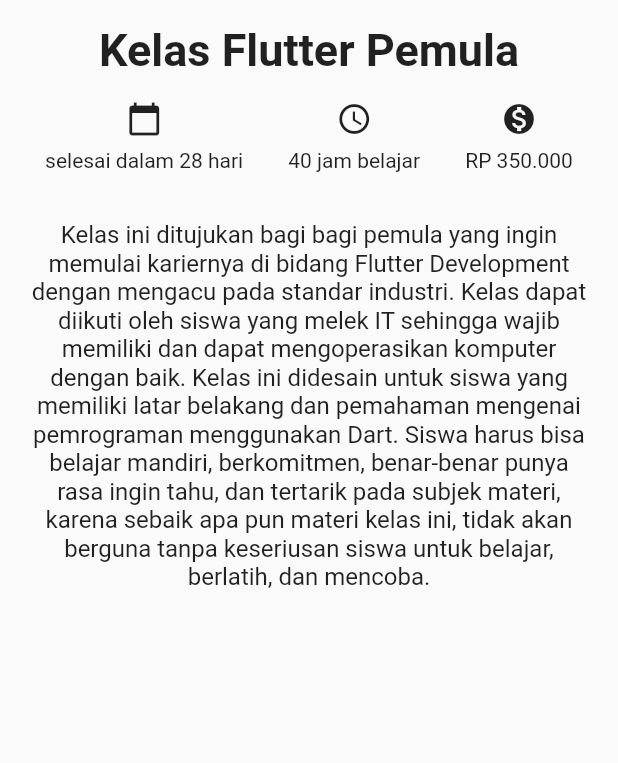
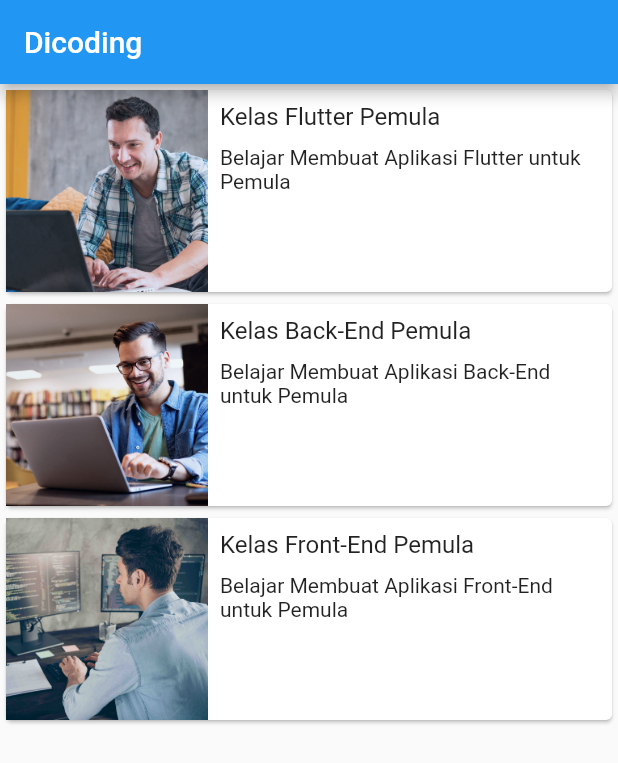
Before and after one commit to titikkoma88/submission_flutter, a Flutter app: the screen it shows after launch, on a phone screen of 412 x 824 dp. Shown: the top 763 px of the screen. Run offline on Flutter 3.47's test engine with Material 2 defaults, Android fonts, the phone set to English and light mode, and no system bars.

Commit message:
List and Detail Mobile Page

```diff
--- a/lib/main.dart
+++ b/lib/main.dart
@@ -1,4 +1,6 @@
 import 'package:flutter/material.dart';
+import 'package:submission_flutter/detail_screen.dart';
+import 'package:submission_flutter/main_screen.dart';
 
 void main() => runApp(MyApp());
 
@@ -6,72 +8,9 @@ class MyApp extends StatelessWidget {
   @override
   Widget build(BuildContext context) {
     return MaterialApp(
-      title: 'Wisata Bandung',
+      title: 'Dicoding',
       theme: ThemeData(),
-      home: DetailScreen(),
+      home: MainScreen(),
     );
   }
 }
-
-class DetailScreen extends StatelessWidget {
-  @override
-  Widget build(BuildContext context) {
-    return Scaffold(
-      body: SafeArea(
-        child: Column(
-          crossAxisAlignment: CrossAxisAlignment.stretch,
-          children: <Widget>[
-            Container(
-              margin: EdgeInsets.only(top: 16.0),
-              child: Text(
-                'Kelas Flutter Pemula',
-                textAlign: TextAlign.center,
-                style: TextStyle(
-                  fontSize: 30.0,
-                  fontWeight: FontWeight.bold,
-                ),
-              ),
-            ),
-            Container(
-              margin: EdgeInsets.symmetric(vertical: 16.0),
-              child: Row(
-                mainAxisAlignment: MainAxisAlignment.spaceEvenly,
-                children: <Widget>[
-                  Column(
-                    children: <Widget>[
-                      Icon(Icons.calendar_today),
-                      SizedBox(height: 8.0),
-                      Text('selesai dalam 28 hari'),
-                    ],
-                  ),
-                  Column(
-                    children: <Widget>[
-                      Icon(Icons.access_time),
-                      SizedBox(height: 8.0),
-                      Text('40 jam belajar'),
-                    ],
-                  ),
-                  Column(
-                    children: <Widget>[
-                      Icon(Icons.monetization_on),
-                      SizedBox(height: 8.0),
-                      Text('RP 350.000'),
-                    ],
-                  ),
-                ],
-              ),
-            ),
-            Container(
-              padding: EdgeInsets.all(16.0),
-              child: Text(
-                'Kelas ini ditujukan bagi bagi pemula yang ingin memulai kariernya di bidang Flutter Development dengan mengacu pada standar industri. Kelas dapat diikuti oleh siswa yang melek IT sehingga wajib memiliki dan dapat mengoperasikan komputer dengan baik. Kelas ini didesain untuk siswa yang memiliki latar belakang dan pemahaman mengenai pemrograman menggunakan Dart. Siswa harus bisa belajar mandiri, berkomitmen, benar-benar punya rasa ingin tahu, dan tertarik pada subjek materi, karena sebaik apa pun materi kelas ini, tidak akan berguna tanpa keseriusan siswa untuk belajar, berlatih, dan mencoba.',
-                textAlign: TextAlign.center,
-                style: TextStyle(fontSize: 16.0),
-              ),
-            )
-          ],
-        ),
-      ),
-    );
-  }
-}
--- /dev/null
+++ b/lib/main_screen.dart
@@ -0,0 +1,58 @@
+import 'package:flutter/material.dart';
+import 'package:submission_flutter/detail_screen.dart';
+import 'package:submission_flutter/model/course.dart';
+
+class MainScreen extends StatelessWidget {
+  @override
+  Widget build(BuildContext context) {
+    return Scaffold(
+      appBar: AppBar(
+        title: Text('Dicoding'),
+      ),
+      body: ListView.builder(
+        itemBuilder: (context, index) {
+          final Courses course = coursesList[index];
+          return InkWell(
+            onTap: () {
+              Navigator.push(context, MaterialPageRoute(builder: (context) {
+                return DetailScreen(course: course);
+              }));
+            },
+            child: Card(
+              child: Row(
+                crossAxisAlignment: CrossAxisAlignment.start,
+                children: <Widget>[
+                  Expanded(
+                    flex: 1,
+                    child: Image.asset(course.imageAsset),
+                  ),
+                  Expanded(
+                    flex: 2,
+                    child: Padding(
+                      padding: const EdgeInsets.all(8.0),
+                      child: Column(
+                        crossAxisAlignment: CrossAxisAlignment.start,
+                        mainAxisSize: MainAxisSize.min,
+                        children: <Widget>[
+                          Text(
+                            course.name,
+                            style: TextStyle(fontSize: 16.0),
+                          ),
+                          SizedBox(
+                            height: 10,
+                          ),
+                          Text(course.title),
+                        ],
+                      ),
+                    ),
+                  ),
+                ],
+              ),
+            ),
+          );
+        },
+        itemCount: coursesList.length,
+      ),
+    );
+  }
+}
--- /dev/null
+++ b/lib/model/course.dart
@@ -0,0 +1,49 @@
+class Courses {
+  String name;
+  String title;
+  String description;
+  String days;
+  String time;
+  String price;
+  String imageAsset;
+
+  Courses({
+    required this.name,
+    required this.title,
+    required this.description,
+    required this.days,
+    required this.time,
+    required this.price,
+    required this.imageAsset,
+  });
+}
+
+var coursesList = [
+  Courses(
+    name: 'Kelas Flutter Pemula',
+    title: 'Belajar Membuat Aplikasi Flutter untuk Pemula',
+    description: 'Kelas ini ditujukan bagi bagi pemula yang ingin memulai kariernya di bidang Flutter Development dengan mengacu pada standar industri. Kelas dapat diikuti oleh siswa yang melek IT sehingga wajib memiliki dan dapat mengoperasikan komputer dengan baik. Kelas ini didesain untuk siswa yang memiliki latar belakang dan pemahaman mengenai pemrograman menggunakan Dart. Siswa harus bisa belajar mandiri, berkomitmen, benar-benar punya rasa ingin tahu, dan tertarik pada subjek materi, karena sebaik apa pun materi kelas ini, tidak akan berguna tanpa keseriusan siswa untuk belajar, berlatih, dan mencoba.',
+    days: 'selesai dalam 28 hari',
+    time: '40 jam belajar',
+    price: 'RP 350.000',
+    imageAsset: 'images/kelas_flutter.jpeg',
+  ),
+  Courses(
+    name: 'Kelas Back-End Pemula',
+    title: 'Belajar Membuat Aplikasi Back-End untuk Pemula',
+    description: 'Kelas ini ditujukan untuk individu yang ingin melangkah menjadi seorang Back-End Developer dengan mengacu pada standar industri. Kelas dapat diikuti oleh siswa yang melek IT sehingga wajib memiliki dan dapat mengoperasikan komputer dengan baik. Kelas ini didesain untuk siswa yang sudah paham dengan bahasa pemrograman JavaScript. Siswa harus bisa belajar mandiri, berkomitmen, benar-benar punya rasa ingin tahu, dan tertarik pada subjek materi, karena sebaik apa pun materi kelas ini, tidak akan berguna tanpa keseriusan siswa untuk belajar, berlatih, dan mencoba.',
+    days: 'selesai dalam 32 hari',
+    time: '45 jam belajar',
+    price: 'RP 350.000',
+    imageAsset: 'images/kelas_backend.jpeg',
+  ),
+  Courses(
+    name: 'Kelas Front-End Pemula',
+    title: 'Belajar Membuat Aplikasi Front-End untuk Pemula',
+    description: 'Kelas ini ditujukan untuk seorang Front-End Web Developer yang ingin mengembangkan website yang memiliki fungsionalitas lebih daripada hanya media informasi saja, sesuai dengan standar industri. Kelas dapat diikuti oleh siswa yang melek IT sehingga wajib memiliki dan dapat mengoperasikan komputer dengan baik. Siswa diharapkan sudah mampu mengembangkan aplikasi web di sisi Front-End dengan menguasai HTML dan CSS. Siswa harus bisa belajar mandiri, berkomitmen, benar-benar punya rasa ingin tahu, dan tertarik pada subjek materi, karena sebaik apa pun materi kelas ini, tidak akan berguna tanpa keseriusan siswa untuk belajar, berlatih, dan mencoba.',
+    days: 'selesai dalam 33 hari',
+    time: '46 jam belajar',
+    price: 'RP 350.000',
+    imageAsset: 'images/kelas_frontend.jpeg',
+  )
+];
```
Also changed, not shown: fonts/Oxygen/OFL.txt (added, +93 -0 lines), fonts/Staatliches/OFL.txt (added, +93 -0 lines), lib/detail_screen.dart (+136 -0 lines), pubspec.yaml (+9 -33 lines), fonts/Oxygen/Oxygen-Bold.ttf (added), fonts/Oxygen/Oxygen-Light.ttf (added), fonts/Oxygen/Oxygen-Regular.ttf (added), fonts/Staatliches/Staatliches-Regular.ttf (added), images/kelas_backend.jpeg (added), images/kelas_flutter.jpeg (added), images/kelas_frontend.jpeg (added), lib/splash_screen.dart (added).
